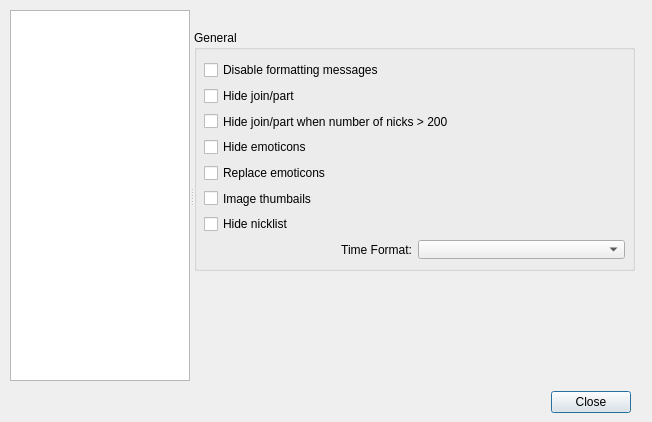
gitter-badger/simplechatclient, file ui/options.ui: the form before one commit.
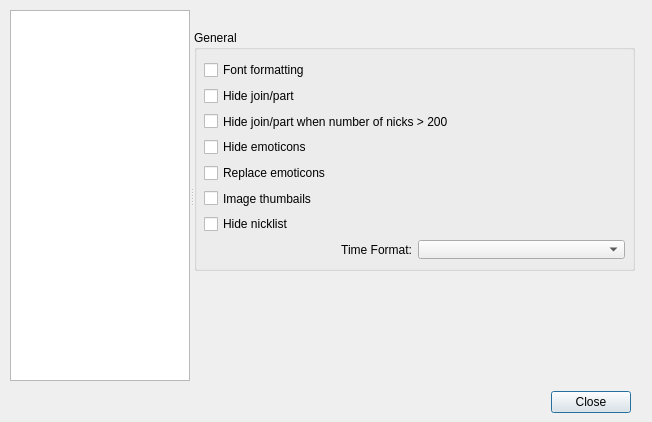
The form after the commit. The open tabs and pages were chosen to show the change. Icons and pictures are not drawn.

The edit to the form file:
```diff
--- a/ui/options.ui
+++ b/ui/options.ui
@@ -1252,7 +1252,7 @@
         <item>
          <widget class="QCheckBox" name="checkBox_hide_formating">
           <property name="text">
-           <string>Disable formatting messages</string>
+           <string>Font formatting</string>
           </property>
          </widget>
         </item>
```
Left out of the diff: 2 changed lines with no effect on the pictures.
